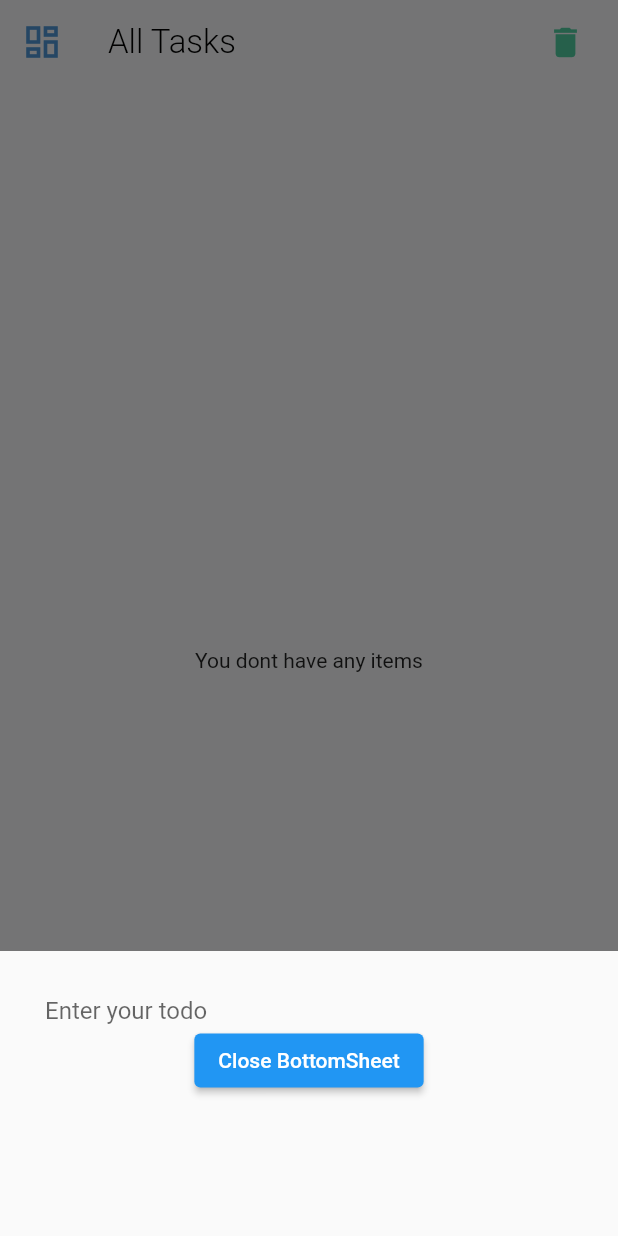
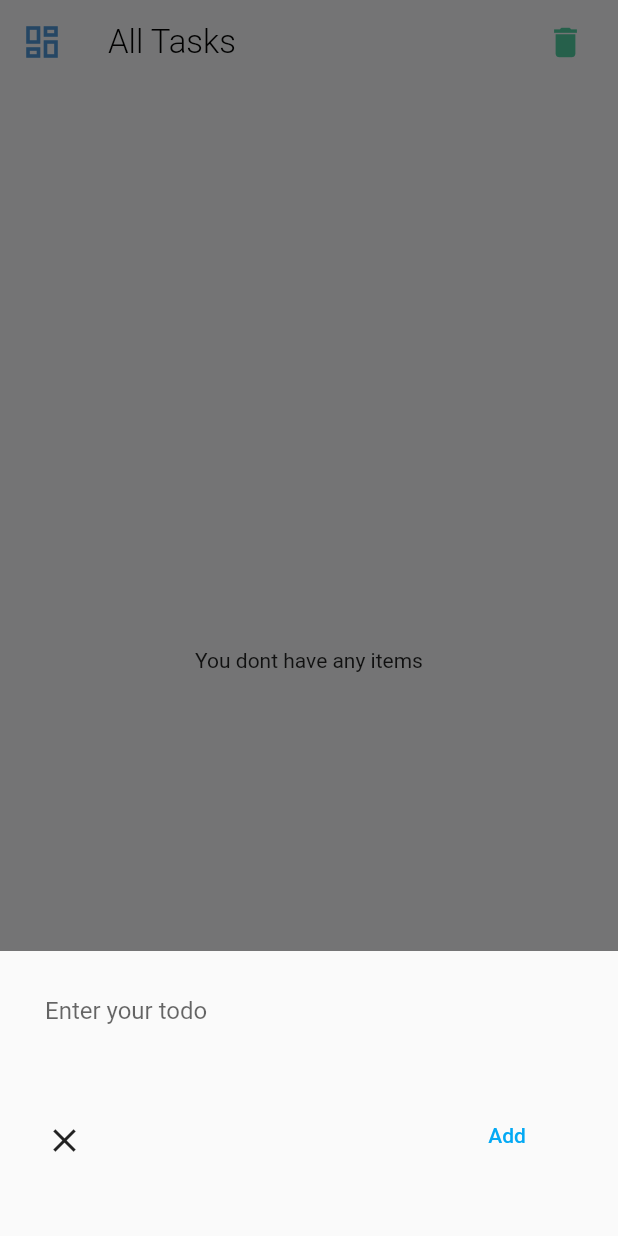
Before and after one commit to AlbertLacasta/FlutterTodoApp, a Flutter app: the screen it shows after launch, after a tap on the "delete" icon, after a tap on the "add" icon, on a phone screen of 412 x 824 dp. Run offline on Flutter 3.47's test engine with Material 2 defaults, Android fonts, the phone set to English and light mode, and no system bars; our stand-ins replace dio, sqflite; accounts and stored records are empty; network calls fail; statements that could not run were skipped.

Commit message:
fix styles of add pop ip dialog

```diff
--- a/lib/pages/home_page.dart
+++ b/lib/pages/home_page.dart
@@ -122,10 +122,10 @@ class _HomePageState extends State<HomePage> {
                 size: 26.0,
               ),
               onPressed: () {
+                DBProvider.db.deleteAllTodos();
                 setState(() {
                   isLoading = true;
                   ++renderKey;
-                  DBProvider.db.deleteAllTodos();
                   todos = DBProvider.db.getAllTodos();
                   isLoading = false;
                 });
@@ -138,7 +138,7 @@ class _HomePageState extends State<HomePage> {
       /******************************************************************
        * TODOS list
        ******************************************************************/
-      body: _buildTodoListView(),
+      body:_buildTodoListView(),
 
       /******************************************************************
        * Bottom sheet (Add)
@@ -158,14 +158,46 @@ class _HomePageState extends State<HomePage> {
                       height: 190,
                       child: Column(
                         children: <Widget>[
+                          SizedBox(
+                            height: 69.0,
+                            child:
                               TextField(
                                 controller: newTodoController,
                                 decoration: InputDecoration.collapsed(
                                   hintText: 'Enter your todo',
                                 ),
                               ),
-                          ElevatedButton(
-                            child: const Text('Close BottomSheet'),
+                          ),
+                          Row(
+                            children: <Widget>[
+                              /**********************************
+                               *  Close
+                               **********************************/
+                              SizedBox(
+                                height: 19.0,
+                                width: 20.0,
+                                child: IconButton(
+                                  padding: new EdgeInsets.all(0.0),
+                                  visualDensity: VisualDensity.compact,
+                                  icon:  Icon(
+                                     Icons.close,
+                                    size: 26.0,
+                                  ),
+                                  onPressed: () {
+                                    Navigator.pop(context);
+                                    newTodoController.text = "";
+                                  },
+                                ),
+                              ),
+
+                              Spacer(),
+
+                              /**********************************
+                               *  Add action
+                               **********************************/
+                              FlatButton(
+                                color: Colors.transparent,
+                                child: const Text('Add', style: TextStyle(color:  Colors.lightBlue),),
                                 onPressed: () => {
                                   Navigator.pop(context),
                                   DBProvider.db.createTodo(new Todo( text: newTodoController.text, done: false)),
@@ -176,6 +208,8 @@ class _HomePageState extends State<HomePage> {
                                   }),
                                 }
                               )
+                            ],
+                          ),
                         ],
                       ),
                     );
```
Lines whose indentation alone changed are shown as unchanged.
